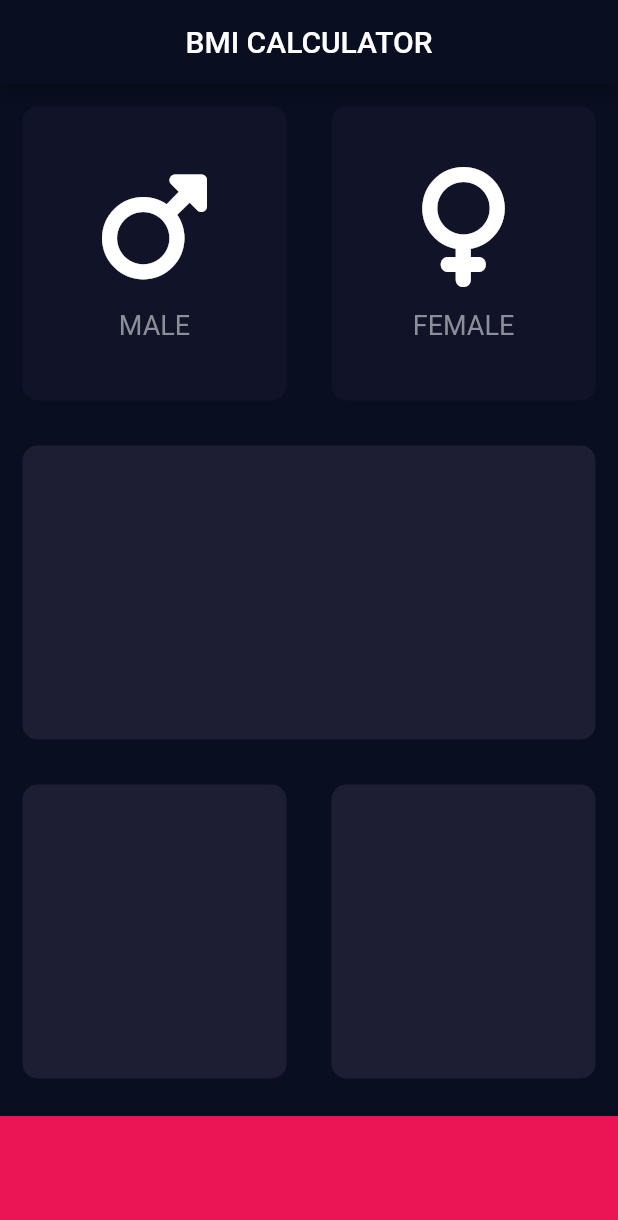
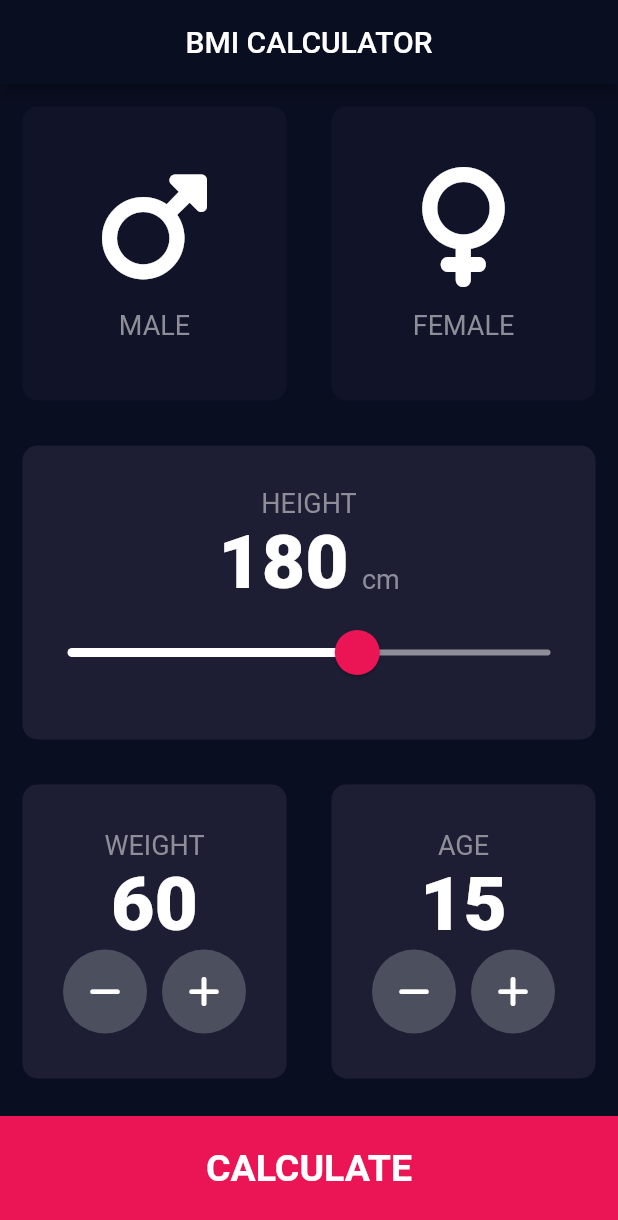
Before and after one commit to Dev-Jca/bmi_calc, a Flutter app: the screen it shows after launch, on a phone screen of 412 x 824 dp. Shown: the top 1220 px of the screen. Run offline on Flutter 3.47's test engine with Material 2 defaults, Android fonts, the phone set to English and light mode, and no system bars; our stand-ins replace font_awesome_flutter.

Commit message:
@step-1@

```diff
--- /dev/null
+++ b/lib/calculator_brain.dart
@@ -0,0 +1,35 @@
+import 'dart:math';
+
+class CalculatorBrain {
+  final int height;
+  final int weight;
+
+  late double _bmi;
+
+  CalculatorBrain({required this.height, required this.weight});
+
+  String calculateBMi() {
+    _bmi = weight / pow(height / 100, 2);
+    return _bmi.toStringAsFixed(1);
+  }
+
+  String getResult() {
+    if (_bmi >= 25) {
+      return 'Overweight';
+    } else if (_bmi > 18.5) {
+      return 'Normal';
+    } else {
+      return 'Underweight';
+    }
+  }
+
+  String getComments() {
+    if (_bmi >= 25) {
+      return 'You have a higher than normal body weight. Try to exercise more.';
+    } else if (_bmi > 18.5) {
+      return 'You have a normal body weight. Good job!';
+    } else {
+      return 'You have a lower than normal body weight. You can eat a bit more';
+    }
+  }
+}
--- /dev/null
+++ b/lib/constants/constants.dart
@@ -0,0 +1,42 @@
+import 'package:flutter/material.dart';
+
+const kTextStyle = TextStyle(
+  fontSize: 18.0,
+  color: Color(0xFF8D8E98),
+);
+
+const kBoldTextStyle = TextStyle(
+  fontSize: 50.0,
+  fontWeight: FontWeight.w900,
+);
+
+const kLargeButtonTextStyle = TextStyle(
+  fontSize: 25,
+  fontWeight: FontWeight.bold,
+);
+
+const kTitleTextStyle = TextStyle(
+  color: Colors.white,
+  fontWeight: FontWeight.bold,
+  fontSize: 50,
+);
+
+const kResultTextStyle = TextStyle(
+  color: Color(0xFF24D876),
+  fontWeight: FontWeight.bold,
+  fontSize: 22,
+);
+
+const kBMITextStyle = TextStyle(
+  fontSize: 100,
+  fontWeight: FontWeight.bold,
+);
+
+const kCommentTextStyle = TextStyle(
+  fontSize: 22,
+);
+
+const kBottomContainerHeight = 80.0;
+const kBottomContainerColor = Color(0xFFEB1555);
+const kActiveContainerColor = Color(0xFF1D1E33);
+const kInactiveContainerColor = Color(0xFF111328);
--- a/lib/input_page.dart
+++ /dev/null
@@ -1,102 +0,0 @@
-import 'package:bmi_calc/widgets/icon_content_widget.dart';
-import 'package:flutter/material.dart';
-import 'widgets/reuseable_card_widget.dart';
-import 'package:font_awesome_flutter/font_awesome_flutter.dart';
-
-const bottomContainerHeight = 80.0;
-const bottomContainerColor = Color(0xFFEB1555);
-const activeContainerColor = Color(0xFF1D1E33);
-const inactiveContainerColor = Color(0xFF111328);
-
-enum Gender {
-  male,
-  female,
-}
-
-class InputPage extends StatefulWidget {
-  const InputPage({Key? key}) : super(key: key);
-
-  @override
-  State<InputPage> createState() => _InputPageState();
-}
-
-class _InputPageState extends State<InputPage> {
-  Gender? selectedGender;
-
-  @override
-  Widget build(BuildContext context) {
-    return Scaffold(
-      appBar: AppBar(
-        title: const Center(child: Text('BMI CALCULATOR')),
-      ),
-      body: Column(
-        children: [
-          Expanded(
-            child: Row(
-              children: [
-                Expanded(
-                  child: ReuseableCardWidget(
-                    onTap: () {
-                      setState(() {
-                        selectedGender = Gender.male;
-                      });
-                    },
-                    color: selectedGender == Gender.male
-                        ? activeContainerColor
-                        : inactiveContainerColor,
-                    containerChild: const IconContentWidget(
-                      icon: FontAwesomeIcons.mars,
-                      text: 'MALE',
-                    ),
-                  ),
-                ),
-                Expanded(
-                  child: ReuseableCardWidget(
-                    onTap: () {
-                      setState(() {
-                        selectedGender = Gender.female;
-                      });
-                    },
-                    color: selectedGender == Gender.female
-                        ? activeContainerColor
-                        : inactiveContainerColor,
-                    containerChild: const IconContentWidget(
-                      icon: FontAwesomeIcons.venus,
-                      text: 'FEMALE',
-                    ),
-                  ),
-                ),
-              ],
-            ),
-          ),
-          const Expanded(
-              child: ReuseableCardWidget(
-            color: activeContainerColor,
-          )),
-          Expanded(
-            child: Row(
-              children: const [
-                Expanded(
-                  child: ReuseableCardWidget(
-                    color: activeContainerColor,
-                  ),
-                ),
-                Expanded(
-                  child: ReuseableCardWidget(
-                    color: activeContainerColor,
-                  ),
-                ),
-              ],
-            ),
-          ),
-          Container(
-            margin: const EdgeInsets.only(top: 10),
-            color: bottomContainerColor,
-            width: double.infinity,
-            height: bottomContainerHeight,
-          )
-        ],
-      ),
-    );
-  }
-}
--- a/lib/main.dart
+++ b/lib/main.dart
@@ -1,9 +1,13 @@
 import 'package:flutter/material.dart';
-import 'input_page.dart';
+import 'screens/results_page.dart';
+import 'screens/input_page.dart';
 
 void main() {
   runApp(
     MaterialApp(
+      routes: {
+        '/inputPage': (context) => const InputPage(),
+      },
       debugShowCheckedModeBanner: false,
       theme: ThemeData.dark().copyWith(
         primaryColor: const Color(0xFF0A0E21),
--- /dev/null
+++ b/lib/screens/input_page.dart
@@ -0,0 +1,245 @@
+import 'package:bmi_calc/screens/results_page.dart';
+import 'package:bmi_calc/widgets/bottom_button_widget.dart';
+import 'package:bmi_calc/widgets/round_icon_button.dart';
+import 'package:flutter/material.dart';
+import 'package:font_awesome_flutter/font_awesome_flutter.dart';
+import 'package:bmi_calc/constants/constants.dart';
+import 'package:bmi_calc/widgets/reuseable_card_widget.dart';
+import 'package:bmi_calc/widgets/icon_content_widget.dart';
+import 'package:bmi_calc/calculator_brain.dart';
+
+enum Gender {
+  male,
+  female,
+}
+
+class InputPage extends StatefulWidget {
+  const InputPage({Key? key}) : super(key: key);
+
+  @override
+  State<InputPage> createState() => _InputPageState();
+}
+
+class _InputPageState extends State<InputPage> {
+  Gender? selectedGender;
+  int height = 180;
+  int weight = 60;
+  int age = 15;
+
+  @override
+  Widget build(BuildContext context) {
+    return Scaffold(
+      appBar: AppBar(
+        title: const Center(child: Text('BMI CALCULATOR')),
+      ),
+      body: Column(
+        crossAxisAlignment: CrossAxisAlignment.stretch,
+        children: [
+          Expanded(
+            child: Row(
+              children: [
+                Expanded(
+                  child: ReuseableCardWidget(
+                    onTap: () {
+                      setState(() {
+                        selectedGender = Gender.male;
+                      });
+                    },
+                    color: selectedGender == Gender.male
+                        ? kActiveContainerColor
+                        : kInactiveContainerColor,
+                    containerChild: const IconContentWidget(
+                      icon: FontAwesomeIcons.mars,
+                      text: 'MALE',
+                    ),
+                  ),
+                ),
+                Expanded(
+                  child: ReuseableCardWidget(
+                    onTap: () {
+                      setState(() {
+                        selectedGender = Gender.female;
+                      });
+                    },
+                    color: selectedGender == Gender.female
+                        ? kActiveContainerColor
+                        : kInactiveContainerColor,
+                    containerChild: const IconContentWidget(
+                      icon: FontAwesomeIcons.venus,
+                      text: 'FEMALE',
+                    ),
+                  ),
+                ),
+              ],
+            ),
+          ),
+          Expanded(
+            child: ReuseableCardWidget(
+              color: kActiveContainerColor,
+              containerChild: Column(
+                mainAxisAlignment: MainAxisAlignment.center,
+                children: [
+                  const Text(
+                    'HEIGHT',
+                    style: kTextStyle,
+                  ),
+                  Row(
+                    mainAxisAlignment: MainAxisAlignment.center,
+                    crossAxisAlignment: CrossAxisAlignment.baseline,
+                    textBaseline: TextBaseline.alphabetic,
+                    children: [
+                      Text(
+                        '$height',
+                        style: kBoldTextStyle,
+                      ),
+                      const Text(
+                        '  cm',
+                        style: kTextStyle,
+                      ),
+                    ],
+                  ),
+                  SliderTheme(
+                    data: SliderTheme.of(context).copyWith(
+                      thumbColor: const Color(0xFFEB1555),
+                      activeTrackColor: Colors.white,
+                      inactiveTrackColor: const Color(0xFF8D8E98),
+                      overlayColor: const Color(0x29EB1555),
+                      thumbShape: const RoundSliderThumbShape(
+                        enabledThumbRadius: 15.0,
+                      ),
+                      overlayShape: const RoundSliderOverlayShape(
+                        overlayRadius: 30,
+                      ),
+                    ),
+                    child: Slider(
+                        value: height.toDouble(),
+                        min: 120.0,
+                        max: 220.0,
+                        label: '$height',
+                        onChanged: (double newValue) {
+                          setState(() {
+                            height = newValue.round();
+                          });
+                        }),
+                  ),
+                ],
+              ),
+            ),
+          ),
+          Expanded(
+            child: Row(
+              children: [
+                Expanded(
+                  child: ReuseableCardWidget(
+                    color: kActiveContainerColor,
+                    containerChild: Column(
+                      mainAxisAlignment: MainAxisAlignment.center,
+                      children: [
+                        const Text(
+                          'WEIGHT',
+                          style: kTextStyle,
+                        ),
+                        Text(
+                          '$weight',
+                          style: kBoldTextStyle,
+                        ),
+                        Row(
+                          mainAxisAlignment: MainAxisAlignment.center,
+                          children: [
+                            RoundIconButton(
+                              onPressed: () {
+                                setState(() {
+                                  weight >= 1 ? weight-- : weight = 60;
+                                  if (weight < 1) {
+                                    weight = 60;
+                                  }
+                                });
+                              },
+                              icon: FontAwesomeIcons.minus,
+                            ),
+                            const SizedBox(
+                              width: 10,
+                            ),
+                            RoundIconButton(
+                              onPressed: () {
+                                setState(() {
+                                  weight++;
+                                });
+                              },
+                              icon: FontAwesomeIcons.plus,
+                            ),
+                          ],
+                        ),
+                      ],
+                    ),
+                  ),
+                ),
+                Expanded(
+                  child: ReuseableCardWidget(
+                    color: kActiveContainerColor,
+                    containerChild: Column(
+                      mainAxisAlignment: MainAxisAlignment.center,
+                      children: [
+                        const Text(
+                          'AGE',
+                          style: kTextStyle,
+                        ),
+                        Text(
+                          '$age',
+                          style: kBoldTextStyle,
+                        ),
+                        Row(
+                          mainAxisAlignment: MainAxisAlignment.center,
+                          children: [
+                            RoundIconButton(
+                              onPressed: () {
+                                setState(() {
+                                  age >= 1 ? age-- : age = 15;
+                                  if (age < 1) {
+                                    age = 15;
+                                  }
+                                });
+                              },
+                              icon: FontAwesomeIcons.minus,
+                            ),
+                            const SizedBox(
+                              width: 10,
+                            ),
+                            RoundIconButton(
+                              onPressed: () {
+                                setState(() {
+                                  age++;
+                                });
+                              },
+                              icon: FontAwesomeIcons.plus,
+                            ),
+                          ],
+                        ),
+                      ],
+                    ),
+                  ),
+                ),
+              ],
+            ),
+          ),
+          ButtomButtonWidget(
+            text: 'CALCULATE',
+            onTap: () {
+              CalculatorBrain calc =
+                  CalculatorBrain(height: height, weight: weight);
+              Navigator.of(context).push(
+                MaterialPageRoute(
+                  builder: (context) => ResultsPage(
+                    bmiResult: calc.calculateBMi(),
+                    resultText: calc.getResult(),
+                    comment: calc.getComments(),
+                  ),
+                ),
+              );
+            },
+          )
+        ],
+      ),
+    );
+  }
+}
--- /dev/null
+++ b/lib/widgets/bottom_button_widget.dart
@@ -0,0 +1,33 @@
+import 'package:flutter/material.dart';
+import 'package:bmi_calc/constants/constants.dart';
+
+class ButtomButtonWidget extends StatelessWidget {
+  final String text;
+  final Function()? onTap;
+
+  const ButtomButtonWidget({
+    Key? key,
+    required this.text,
+    required this.onTap,
+  }) : super(key: key);
+
+  @override
+  Widget build(BuildContext context) {
+    return GestureDetector(
+      onTap: onTap,
+      child: Container(
+        margin: const EdgeInsets.only(top: 10),
+        padding: const EdgeInsets.only(bottom: 10),
+        color: kBottomContainerColor,
+        width: double.infinity,
+        height: kBottomContainerHeight,
+        child: Center(
+          child: Text(
+            text,
+            style: kLargeButtonTextStyle,
+          ),
+        ),
+      ),
+    );
+  }
+}
--- a/lib/widgets/icon_content_widget.dart
+++ b/lib/widgets/icon_content_widget.dart
@@ -1,11 +1,8 @@
 import 'package:flutter/material.dart';
+import 'package:bmi_calc/constants/constants.dart';
 
 const iconSize = 80.0;
 const sizedBoxHeight = 15.0;
-const textStyle = TextStyle(
-  fontSize: 18.0,
-  color: Color(0xFF8D8E98),
-);
 
 class IconContentWidget extends StatelessWidget {
   final IconData icon;
@@ -31,7 +28,7 @@ class IconContentWidget extends StatelessWidget {
         ),
         Text(
           text,
-          style: textStyle,
+          style: kTextStyle,
         ),
       ],
     );
--- /dev/null
+++ b/lib/widgets/round_icon_button.dart
@@ -0,0 +1,27 @@
+import 'package:flutter/material.dart';
+
+class RoundIconButton extends StatelessWidget {
+  final IconData icon;
+  final Function()? onPressed;
+
+  const RoundIconButton({
+    Key? key,
+    required this.icon,
+    required this.onPressed,
+  }) : super(key: key);
+
+  @override
+  Widget build(BuildContext context) {
+    return RawMaterialButton(
+      onPressed: onPressed,
+      elevation: 0.0,
+      shape: const CircleBorder(),
+      fillColor: const Color(0xFF4C4F5E),
+      constraints: const BoxConstraints.tightFor(
+        width: 56.0,
+        height: 56.0,
+      ),
+      child: Icon(icon),
+    );
+  }
+}
```
Also changed, not shown: lib/screens/results_page.dart (added, +80 -0 lines).
